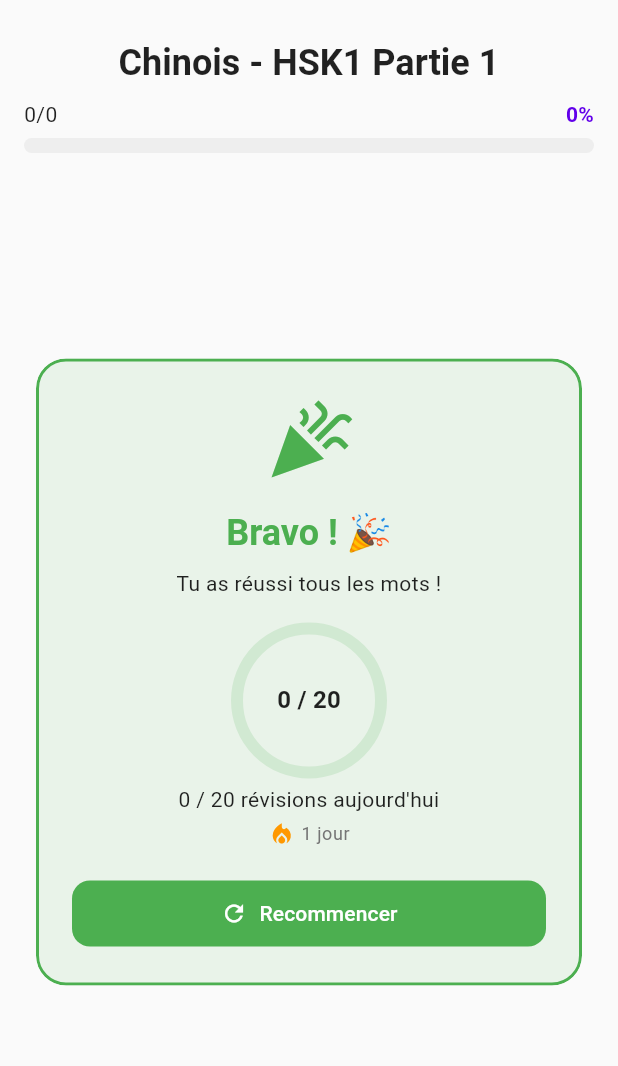
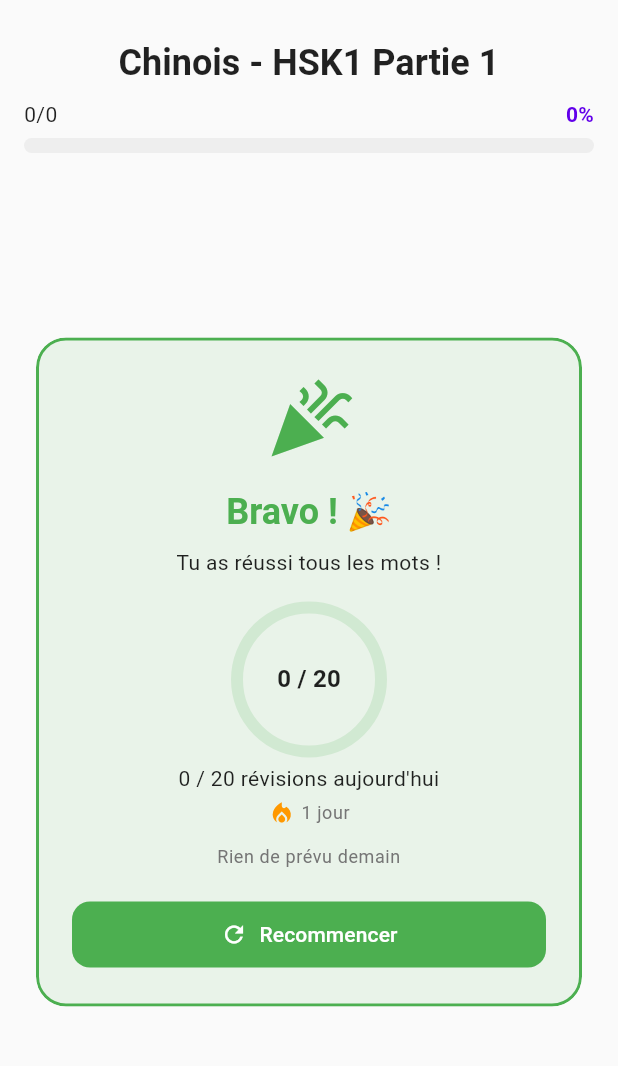
Before and after one commit to Pouple-Tim/Language-Learning-App, a Flutter app: the GameScreen screen opened directly, on a phone screen of 412 x 824 dp, the part 63-1129 px from its top. Run offline on Flutter 3.47's test engine with Material 3 defaults, Android fonts, the phone set to English and light mode, and no system bars; our stand-ins replace flutter_local_notifications, flutter_timezone, flutter_tts, package_info_plus, sentry_flutter, shared_preferences and 2 more; missing offline and left inert: country_flags; accounts and stored records are empty; network calls fail.

Commit message:
feat: next-session line on completed card + SM-2 wipe on deck reset
Co-Authored-By: Claude Sonnet 5 <noreply@anthropic.com>
Claude-Session: https://claude.ai/code/session_01UPmXbmDhRmkt2gTjYgJXYN

```diff
--- a/lib/screens/games/classic_game/widgets/completed_card.dart
+++ b/lib/screens/games/classic_game/widgets/completed_card.dart
@@ -1,10 +1,12 @@
 import 'package:flutter/material.dart';
 import 'package:provider/provider.dart';
 import 'package:language_learning_app/core/theme/app_colors.dart';
+import 'package:language_learning_app/data/models/game_mode.dart';
 import 'package:language_learning_app/l10n/app_localizations.dart';
 import 'package:language_learning_app/providers/game_provider.dart';
 import 'package:language_learning_app/providers/statistics_provider.dart';
 import 'package:language_learning_app/providers/goal_provider.dart';
+import 'package:language_learning_app/providers/srs_provider.dart';
 
 class CompletedCard extends StatefulWidget {
   final VoidCallback onRestart;
@@ -53,6 +55,7 @@ class _CompletedCardState extends State<CompletedCard> {
             const SizedBox(height: 20),
             _buildSessionSummary(context),
             _buildGoalProgress(context),
+            _buildNextReview(context),
             const SizedBox(height: 20),
             SizedBox(
               width: double.infinity,
@@ -186,6 +189,30 @@ class _CompletedCardState extends State<CompletedCard> {
     );
   }
 
+  Widget _buildNextReview(BuildContext context) {
+    final l10n = AppLocalizations.of(context)!;
+    final game = context.watch<GameProvider>();
+    final srs = context.watch<SrsProvider>();
+    final deck = game.currentDeck;
+    if (deck == null) return const SizedBox.shrink();
+
+    final keys = game.currentGameType == GameType.sentence
+        ? deck.sentences.map((s) => '${deck.id}::${s.id}').toList()
+        : deck.words.map((w) => w.id).toList();
+
+    final tomorrow = DateTime.now().add(const Duration(days: 1));
+    final n = srs.dueOn(keys, tomorrow);
+
+    return Padding(
+      padding: const EdgeInsets.only(top: 12),
+      child: Text(
+        l10n.nextReviewLine(n),
+        style: Theme.of(context).textTheme.bodySmall,
+        textAlign: TextAlign.center,
+      ),
+    );
+  }
+
   Widget _buildGoalProgress(BuildContext context) {
     final l10n = AppLocalizations.of(context)!;
     final stats = context.watch<StatisticsProvider>();
--- a/lib/screens/settings/widgets/reset_deck_dialog.dart
+++ b/lib/screens/settings/widgets/reset_deck_dialog.dart
@@ -4,6 +4,7 @@ import 'package:language_learning_app/core/theme/app_colors.dart';
 import 'package:language_learning_app/data/models/game_mode.dart';
 import 'package:language_learning_app/providers/game_provider.dart';
 import 'package:language_learning_app/providers/deck_provider.dart';
+import 'package:language_learning_app/providers/srs_provider.dart';
 import 'package:language_learning_app/l10n/app_localizations.dart';
 
 class ResetDeckDialog {
@@ -11,6 +12,7 @@ class ResetDeckDialog {
     final l10n = AppLocalizations.of(context)!;
     final gameProvider = context.read<GameProvider>();
     final deckProvider = context.read<DeckProvider>();
+    final srsProvider = context.read<SrsProvider>();
     final theme = Theme.of(context);
     final deck = deckProvider.selectedDeck;
     if (deck == null) return;
@@ -94,6 +96,11 @@ class ResetDeckDialog {
             TextButton(
               onPressed: () async {
                 await gameProvider.resetAllModesProgress(deck.id);
+                final srsDeck = gameProvider.currentDeck ?? deck;
+                await srsProvider.resetKeys(<String>[
+                  ...srsDeck.words.map((w) => w.id),
+                  ...srsDeck.sentences.map((s) => '${srsDeck.id}::${s.id}'),
+                ]);
                 await deckProvider.refreshSelectedDeck();
                 if (context.mounted) {
                   Navigator.pop(context);
```
